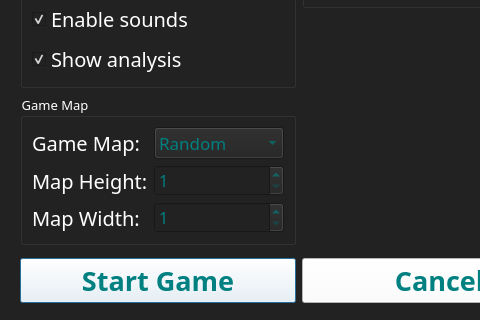
This is src/localGameDialog/localGameDialog.ui in SZXC-WG/LocalGen-new as Qt 5 draws it before an edit; both pictures show x 0 to 480 and y 85 to 405 of the 597 by 405 pixel window. The edited form follows.
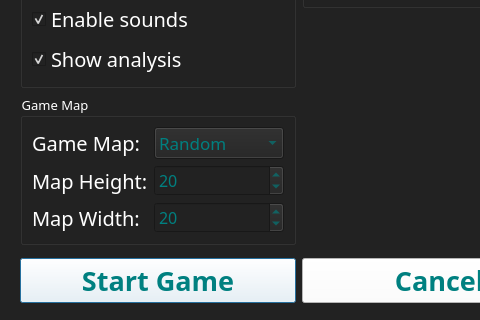
This is the edited form.

Diff of the .ui file:
```diff
--- a/src/localGameDialog/localGameDialog.ui
+++ b/src/localGameDialog/localGameDialog.ui
@@ -227,6 +227,9 @@
             <property name="maximum">
              <number>100</number>
             </property>
+            <property name="value">
+             <number>20</number>
+            </property>
            </widget>
           </item>
           <item row="2" column="0">
@@ -262,6 +265,9 @@
             <property name="maximum">
              <number>100</number>
             </property>
+            <property name="value">
+             <number>20</number>
+            </property>
            </widget>
           </item>
          </layout>
```
